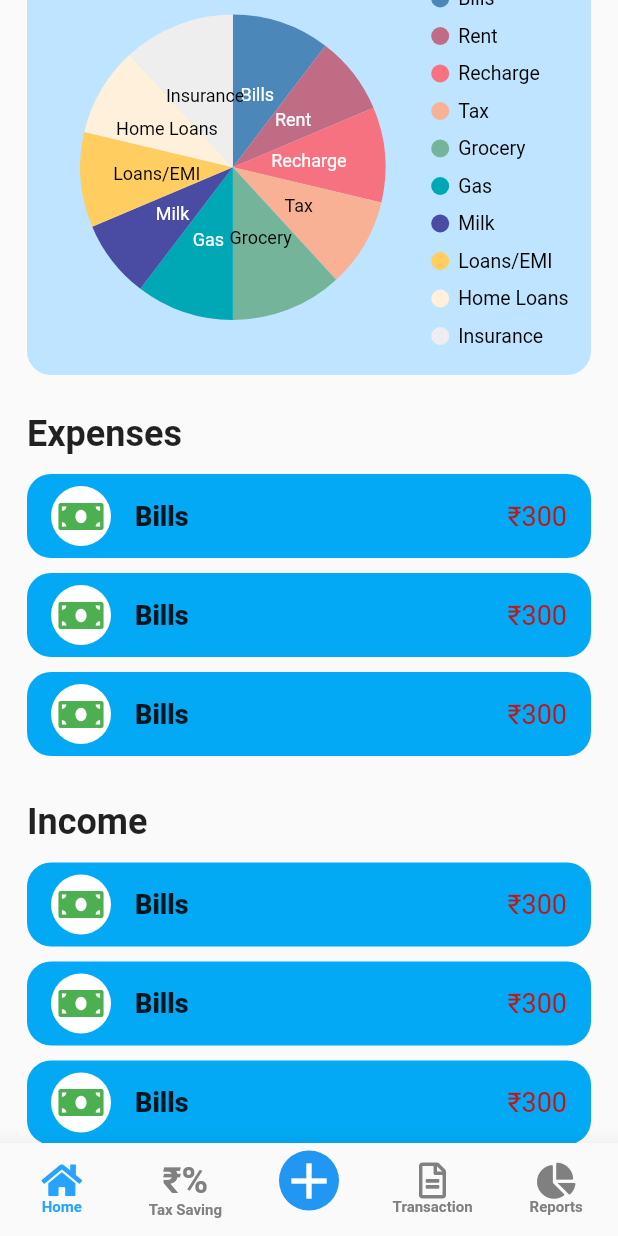
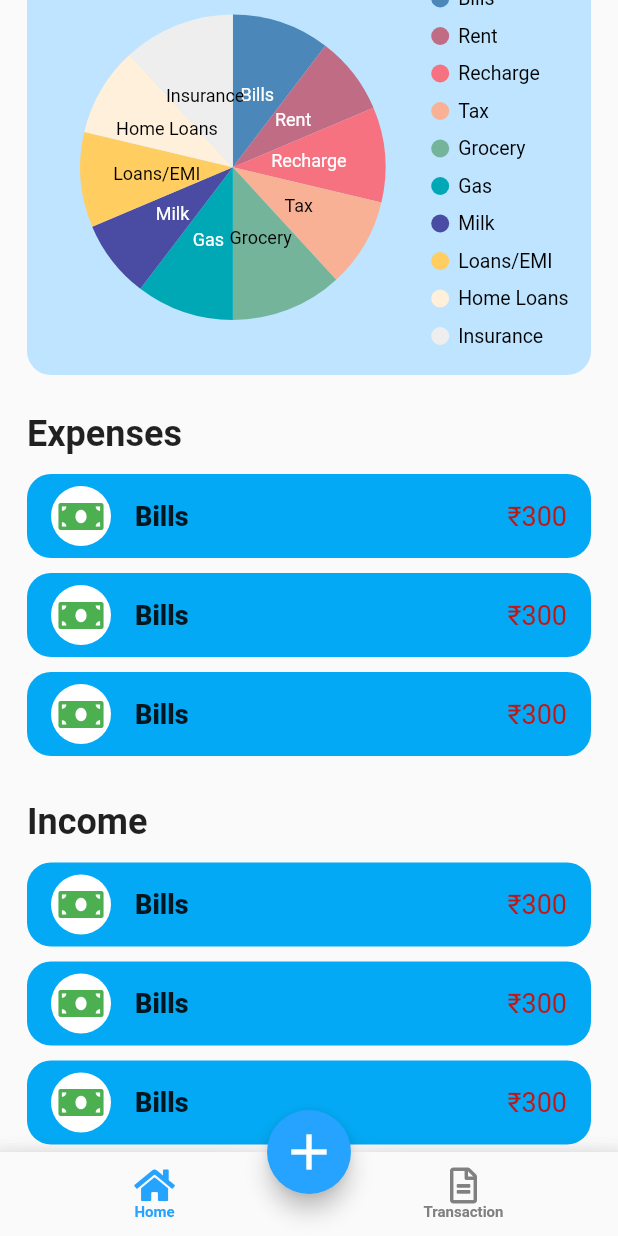
Before and after one commit to iyer99iyer/my_ca, a Flutter app: the MainPageView screen opened by its route, scrolled down 396 dp, on a phone screen of 412 x 824 dp. Run offline on Flutter 3.47's test engine with Material 2 defaults, Android fonts, the phone set to English and light mode, and no system bars; drawn by our look-alikes of flutter_speed_dial; our stand-ins replace drift, flash, flutter_svg, font_awesome_flutter, google_fonts, grouped_list and 3 more; accounts and stored records are empty; generated files the repository leaves out were written again; project files that could hold a hidden picture were left out.

Commit message:
Changed bottom navigation and fixed some bugs

```diff
--- a/lib/ui/MainPage/main_page_view.dart
+++ b/lib/ui/MainPage/main_page_view.dart
@@ -5,6 +5,7 @@ import 'package:font_awesome_flutter/font_awesome_flutter.dart';
 import 'package:google_fonts/google_fonts.dart';
 import 'package:stacked/stacked.dart';
 import 'package:your_ca/ui/shared/styles.dart';
+import 'package:flutter_speed_dial/flutter_speed_dial.dart';
 
 import 'main_page_viewmodel.dart';
 
@@ -19,7 +20,9 @@ class MainPageView extends StatelessWidget {
         onModelReady: (model) => model.init(currentIndex),
         builder: (context, model, child) => Scaffold(
               body: model.screen[model.currentIndex],
-              bottomNavigationBar: BottomNavigationBar(
+              bottomNavigationBar: BottomAppBar(
+                shape: CircularNotchedRectangle(),
+                child: BottomNavigationBar(
                   type: BottomNavigationBarType.fixed,
                   currentIndex: model.currentIndex,
                   onTap: (value) => model.onNavigationButton(value),
@@ -36,28 +39,51 @@ class MainPageView extends StatelessWidget {
                   ),
                   elevation: 15,
                   enableFeedback: true,
-                items: [
-                  const BottomNavigationBarItem(
+                  items: const [
+                    BottomNavigationBarItem(
                         icon: FaIcon(FontAwesomeIcons.home), label: 'Home'),
+                    // BottomNavigationBarItem(
+                    //     icon: Text(
+                    //       '₹%',
+                    //       style: GoogleFonts.roboto(
+                    //         fontSize: 24,
+                    //         fontWeight: FontWeight.bold,
+                    //         color: model.currentIndex == 1 ? kcPrimaryColor:kcSubTextColor
+                    //       ),
+                    //     ),
+                    //     label: 'Tax Saving'),
+                    // BottomNavigationBarItem(
+                    //     icon: CircleAvatar(backgroundColor: Colors.white,),
+                    //     label: ''),
                     BottomNavigationBarItem(
-                      icon: Text(
-                        '₹%',
-                        style: GoogleFonts.roboto(
-                          fontSize: 24,
-                          fontWeight: FontWeight.bold,
-                          color: model.currentIndex == 1 ? kcPrimaryColor:kcSubTextColor
+                        icon: FaIcon(FontAwesomeIcons.fileAlt),
+                        label: 'Transaction'),
+                    // const BottomNavigationBarItem(
+                    //     icon: FaIcon(FontAwesomeIcons.chartPie),
+                    //     label: 'Reports'),
+                  ],
                 ),
               ),
-                      label: 'Tax Saving'),
-                  const BottomNavigationBarItem(
-                      icon: CircleAvatar(child: Icon(Icons.add,color: Colors.white,size: 40,semanticLabel: 'Add Transactions,Category'),backgroundColor: Colors.blue,),
-                      label: ''),
-                  const BottomNavigationBarItem(
-                      icon: FaIcon(FontAwesomeIcons.fileAlt),
-                      label: 'Transaction'),
-                  const BottomNavigationBarItem(
-                      icon: FaIcon(FontAwesomeIcons.chartPie),
-                      label: 'Reports'),
+              floatingActionButtonLocation: FloatingActionButtonLocation.miniCenterDocked,
+              floatingActionButton: SpeedDial(
+                // animatedIcon: AnimatedIcons.add_event,
+                activeIcon: Icons.close,
+                icon: Icons.add,
+                iconTheme: IconThemeData(size: 40),
+                backgroundColor: kcPrimaryColor,
+                overlayColor: Colors.red,
+                overlayOpacity: 0.4,
+                children: [
+                  SpeedDialChild(
+                    child: Icon(Icons.add),
+                    label: 'New Category',
+                    onTap: ()=> model.navigateToAddCategory(),
+                  ),
+                  SpeedDialChild(
+                    child: Icon(Icons.add),
+                    label: 'New Transaction',
+                    onTap: ()=> model.navigateToAddTransaction(),
+                  ),
                 ],
               ),
             ),
--- a/lib/ui/MainPage/main_page_viewmodel.dart
+++ b/lib/ui/MainPage/main_page_viewmodel.dart
@@ -9,6 +9,8 @@ import 'package:your_ca/ui/reports/reports_view.dart';
 import 'package:your_ca/ui/tax_saving/tax_saving_view.dart';
 import 'package:your_ca/ui/transaction/transaction_view.dart';
 
+import '../../app/app.router.dart';
+
 class MainPageViewModel extends BaseViewModel{
 
   final _navigationService = locator<NavigationService>();
@@ -16,10 +18,10 @@ class MainPageViewModel extends BaseViewModel{
 
   final screen = [
     HomeView(),
-    TaxSavingView(),
-    AddView(),
+    // TaxSavingView(),
+    // AddView(),
     TransactionView(),
-    ReportsView()
+    // ReportsView()
   ];
 
   Future init(int? currentIndex) async{
@@ -37,4 +39,11 @@ class MainPageViewModel extends BaseViewModel{
     currentIndex = value;
     notifyListeners();
   }
+  navigateToAddCategory() {
+    _navigationService.navigateTo(Routes.addCategoryView);
+  }
+
+  navigateToAddTransaction() {
+    _navigationService.navigateTo(Routes.addTransactionView);
+  }
 }
--- a/lib/ui/add_category/add_category_view.dart
+++ b/lib/ui/add_category/add_category_view.dart
@@ -74,6 +74,7 @@ class AddCategoryView extends StatelessWidget with $AddCategoryView {
                                   verticalSpaceSmall,
                                   Expanded(
                                     child: GridView.builder(
+                                      shrinkWrap: true,
                                       itemCount: model.colorList.length,
                                         gridDelegate: SliverGridDelegateWithFixedCrossAxisCount(
                                             crossAxisCount: 8,
--- a/lib/ui/add_transaction/add_transaction_viewmodel.dart
+++ b/lib/ui/add_transaction/add_transaction_viewmodel.dart
@@ -116,14 +116,19 @@ class AddTransactionViewModel extends FormViewModel {
     recurring = transaction.recurring;
     // might have to edit
     currentCategory = transaction.category;
+    notifyListeners();
     _noteController.text = transaction.transactionNote;
+
     if (transaction.recurring) {
       // might have to edit
       currentRecurringDuration = transaction.recurringDuration;
+      // notifyListeners();
     } else if (!transaction.recurring && transaction.type != 'income') {
       _warrantyController.text = transaction.warranty == null ? '': transaction.warranty.toString();
       currentWarrantyDurationType = transaction.warrantyDurationType!;
     }
+
+
   }
 
   onTapType(int index) async {
@@ -252,7 +257,7 @@ class AddTransactionViewModel extends FormViewModel {
 
       // Clearing the Stack of Navigation and Navigating to Main Page View with Index 3 to go to transaction screen
       _navigationService
-          .clearTillFirstAndShowView(const MainPageView(currentIndex: 3));
+          .clearTillFirstAndShowView(const MainPageView(currentIndex: 1));
       reset();
     } else {
       //TODO: Add SnackBar
--- a/lib/ui/shared/constant.dart
+++ b/lib/ui/shared/constant.dart
@@ -77,7 +77,6 @@ List<int> kvColorList = [
   0xFF84C6BE,
   0xFF84A6C6,
   0xFF84A6C6,
-  0xFF848BC6,
   0xFF9D84C6,
   0xFFB984C6,
   0xFFC6848C,
--- a/pubspec.yaml
+++ b/pubspec.yaml
@@ -56,6 +56,9 @@ dependencies:
 
   #fonts
   google_fonts: ^2.3.1
+
+  #Expandable Floating action Button
+  flutter_speed_dial: ^5.1.0
 
   # The following adds the Cupertino Icons font to your application.
   # Use with the CupertinoIcons class for iOS style icons.
```
Also changed, not shown: pubspec.lock. Lines whose indentation alone changed are shown as unchanged.
